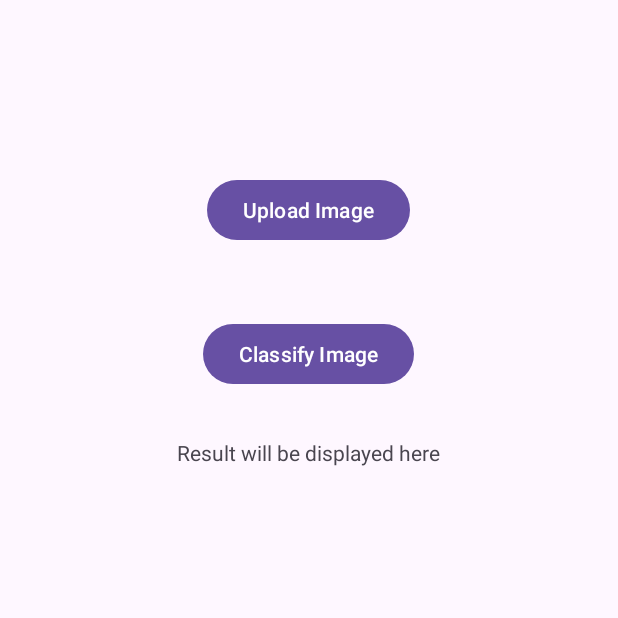
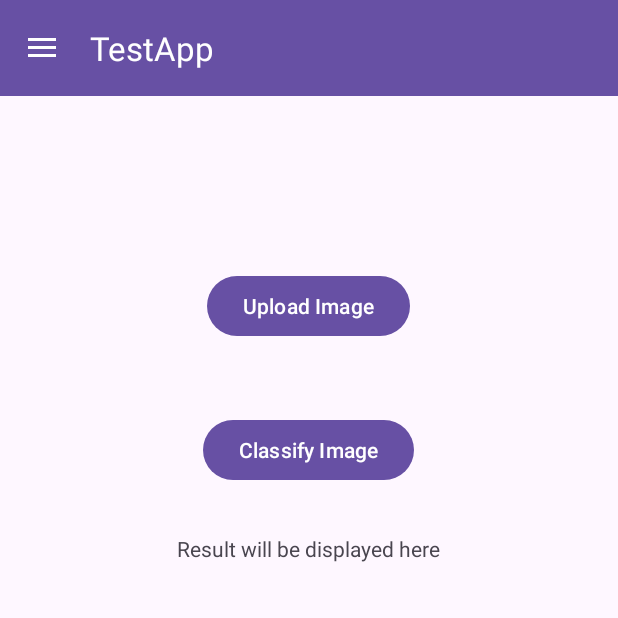
Before and after one commit to aymaanko/Android-Classification-App, an Android app: the MainActivity screen opened directly, with no data from a screen before it, on a phone screen of 412 x 824 dp, the top half of it. Run offline under Robolectric (Android 15) with nearby library versions, the phone set to English and light mode, and no system bars; libraries missing offline, so code that uses them is left out: org.tensorflow.lite; 1 statement that could not run was skipped.

Commit message:
Initial commit with R error issue

```diff
--- a/app/src/main/java/com/example/testapp/MainActivity.java
+++ b/app/src/main/java/com/example/testapp/MainActivity.java
@@ -1,5 +1,6 @@
 package com.example.testapp;
 
+import com.example.testapp.R;
 import android.app.Activity;
 import android.content.Intent;
 import android.content.res.AssetFileDescriptor;
@@ -9,14 +10,21 @@ import android.net.Uri;
 import android.os.Bundle;
 import android.provider.MediaStore;
 import android.util.Log;
+import android.view.MenuItem;
 import android.view.View;
 import android.widget.Button;
 import android.widget.ImageView;
 import android.widget.TextView;
 import android.widget.Toast;
 
+import androidx.annotation.NonNull;
 import androidx.annotation.Nullable;
+import androidx.appcompat.app.ActionBarDrawerToggle;
 import androidx.appcompat.app.AppCompatActivity;
+import androidx.appcompat.widget.Toolbar;
+import androidx.drawerlayout.widget.DrawerLayout;
+
+import com.google.android.material.navigation.NavigationView;
 
 import org.tensorflow.lite.Interpreter;
 
@@ -30,10 +38,13 @@ import java.nio.channels.FileChannel;
 import java.util.ArrayList;
 import java.util.List;
 
-public class MainActivity extends AppCompatActivity {
+
+public class MainActivity extends AppCompatActivity implements NavigationView.OnNavigationItemSelectedListener {
 
     private static final int REQUEST_IMAGE_UPLOAD = 1;
     private static final String TAG = "MainActivity";
+
+    private DrawerLayout drawerLayout;
     private Interpreter interpreter;
     private List<String> labelsList;
     private TextView resultTextView;
@@ -45,16 +56,35 @@ public class MainActivity extends AppCompatActivity {
         super.onCreate(savedInstanceState);
         setContentView(R.layout.activity_main);
 
+        // Set up the Toolbar
+        Toolbar toolbar = findViewById(R.id.toolbar);
+        setSupportActionBar(toolbar);
+
+        // Set up DrawerLayout and NavigationView
+        drawerLayout = findViewById(R.id.drawer_layout); // Ensure this matches the ID in activity_main.xml
+        NavigationView navigationView = findViewById(R.id.navigation_view);
+
+        ActionBarDrawerToggle toggle = new ActionBarDrawerToggle(
+                this, drawerLayout, toolbar,
+                R.string.navigation_drawer_open, R.string.navigation_drawer_close);
+        drawerLayout.addDrawerListener(toggle);
+        toggle.syncState();
+
+        navigationView.setNavigationItemSelectedListener(this);
+
+        // Initialize UI components
         imageView = findViewById(R.id.imageView);
         Button uploadButton = findViewById(R.id.uploadButton);
         Button classifyButton = findViewById(R.id.classifyButton);
         resultTextView = findViewById(R.id.result_text);
 
+        // Upload Image
         uploadButton.setOnClickListener(v -> {
             Intent intent = new Intent(Intent.ACTION_PICK, MediaStore.Images.Media.EXTERNAL_CONTENT_URI);
             startActivityForResult(intent, REQUEST_IMAGE_UPLOAD);
         });
 
+        // Classify Image
         classifyButton.setOnClickListener(v -> {
             if (selectedImage != null) {
                 classifyImage(selectedImage);
@@ -63,6 +93,7 @@ public class MainActivity extends AppCompatActivity {
             }
         });
 
+        // Load TensorFlow Lite model and labels
         try {
             interpreter = new Interpreter(loadModelFile());
             labelsList = loadLabels();
@@ -143,4 +174,42 @@ public class MainActivity extends AppCompatActivity {
             resultTextView.setText("Error during inference: " + e.getMessage());
         }
     }
+
+    @Override
+    public boolean onNavigationItemSelected(@NonNull MenuItem item) {
+        int id = item.getItemId();
+
+        switch (id) {
+            case R.id.nav_profile:
+                Toast.makeText(this, "Profile selected", Toast.LENGTH_SHORT).show();
+                startActivity(new Intent(this, ProfileActivity.class));
+                break;
+
+            case R.id.nav_change_language:
+                Toast.makeText(this, "Change Language selected", Toast.LENGTH_SHORT).show();
+                break;
+
+            case R.id.nav_educational:
+                Toast.makeText(this, "Educational Component selected", Toast.LENGTH_SHORT).show();
+                startActivity(new Intent(this, EducationalActivity.class));
+                break;
+
+            case R.id.nav_support:
+                Toast.makeText(this, "Support selected", Toast.LENGTH_SHORT).show();
+                break;
+
+            case R.id.nav_logout:
+                Toast.makeText(this, "Logout selected", Toast.LENGTH_SHORT).show();
+                startActivity(new Intent(this, LoginActivity.class));
+                finish();
+                break;
+
+            default:
+                Toast.makeText(this, "Unknown item selected", Toast.LENGTH_SHORT).show();
+                break;
+        }
+
+        drawerLayout.closeDrawers();
+        return true;
+    }
 }
--- /dev/null
+++ b/app/src/main/res/drawable/ic_educational.xml
@@ -0,0 +1,9 @@
+<vector xmlns:android="http://schemas.android.com/apk/res/android"
+    android:width="640dp"
+    android:height="512dp"
+    android:viewportWidth="640"
+    android:viewportHeight="512">
+  <path
+      android:fillColor="#FF000000"
+      android:pathData="M337.8,5.4C327,-1.8 313,-1.8 302.2,5.4L166.3,96 48,96C21.5,96 0,117.5 0,144L0,464c0,26.5 21.5,48 48,48l208,0 0,-96c0,-35.3 28.7,-64 64,-64s64,28.7 64,64l0,96 208,0c26.5,0 48,-21.5 48,-48l0,-320c0,-26.5 -21.5,-48 -48,-48L473.7,96 337.8,5.4zM96,192l32,0c8.8,0 16,7.2 16,16l0,64c0,8.8 -7.2,16 -16,16l-32,0c-8.8,0 -16,-7.2 -16,-16l0,-64c0,-8.8 7.2,-16 16,-16zM496,208c0,-8.8 7.2,-16 16,-16l32,0c8.8,0 16,7.2 16,16l0,64c0,8.8 -7.2,16 -16,16l-32,0c-8.8,0 -16,-7.2 -16,-16l0,-64zM96,320l32,0c8.8,0 16,7.2 16,16l0,64c0,8.8 -7.2,16 -16,16l-32,0c-8.8,0 -16,-7.2 -16,-16l0,-64c0,-8.8 7.2,-16 16,-16zM496,336c0,-8.8 7.2,-16 16,-16l32,0c8.8,0 16,7.2 16,16l0,64c0,8.8 -7.2,16 -16,16l-32,0c-8.8,0 -16,-7.2 -16,-16l0,-64zM232,176a88,88 0,1 1,176 0,88 88,0 1,1 -176,0zM320,128c-8.8,0 -16,7.2 -16,16l0,32c0,8.8 7.2,16 16,16l32,0c8.8,0 16,-7.2 16,-16s-7.2,-16 -16,-16l-16,0 0,-16c0,-8.8 -7.2,-16 -16,-16z"/>
+</vector>
--- /dev/null
+++ b/app/src/main/res/drawable/ic_language.xml
@@ -0,0 +1,9 @@
+<vector xmlns:android="http://schemas.android.com/apk/res/android"
+    android:width="640dp"
+    android:height="512dp"
+    android:viewportWidth="640"
+    android:viewportHeight="512">
+  <path
+      android:fillColor="#FF000000"
+      android:pathData="M0,128C0,92.7 28.7,64 64,64l192,0 48,0 16,0 256,0c35.3,0 64,28.7 64,64l0,256c0,35.3 -28.7,64 -64,64l-256,0 -16,0 -48,0L64,448c-35.3,0 -64,-28.7 -64,-64L0,128zM320,128l0,256 256,0 0,-256 -256,0zM178.3,175.9c-3.2,-7.2 -10.4,-11.9 -18.3,-11.9s-15.1,4.7 -18.3,11.9l-64,144c-4.5,10.1 0.1,21.9 10.2,26.4s21.9,-0.1 26.4,-10.2l8.9,-20.1 73.6,0 8.9,20.1c4.5,10.1 16.3,14.6 26.4,10.2s14.6,-16.3 10.2,-26.4l-64,-144zM160,233.2L179,276l-38,0 19,-42.8zM448,164c11,0 20,9 20,20l0,4 44,0 16,0c11,0 20,9 20,20s-9,20 -20,20l-2,0 -1.6,4.5c-8.9,24.4 -22.4,46.6 -39.6,65.4c0.9,0.6 1.8,1.1 2.7,1.6l18.9,11.3c9.5,5.7 12.5,18 6.9,27.4s-18,12.5 -27.4,6.9l-18.9,-11.3c-4.5,-2.7 -8.8,-5.5 -13.1,-8.5c-10.6,7.5 -21.9,14 -34,19.4l-3.6,1.6c-10.1,4.5 -21.9,-0.1 -26.4,-10.2s0.1,-21.9 10.2,-26.4l3.6,-1.6c6.4,-2.9 12.6,-6.1 18.5,-9.8l-12.2,-12.2c-7.8,-7.8 -7.8,-20.5 0,-28.3s20.5,-7.8 28.3,0l14.6,14.6 0.5,0.5c12.4,-13.1 22.5,-28.3 29.8,-45L448,228l-72,0c-11,0 -20,-9 -20,-20s9,-20 20,-20l52,0 0,-4c0,-11 9,-20 20,-20z"/>
+</vector>
--- /dev/null
+++ b/app/src/main/res/drawable/ic_logout.xml
@@ -0,0 +1,9 @@
+<vector xmlns:android="http://schemas.android.com/apk/res/android"
+    android:width="512dp"
+    android:height="512dp"
+    android:viewportWidth="512"
+    android:viewportHeight="512">
+  <path
+      android:fillColor="#FF000000"
+      android:pathData="M377.9,105.9L500.7,228.7c7.2,7.2 11.3,17.1 11.3,27.3s-4.1,20.1 -11.3,27.3L377.9,406.1c-6.4,6.4 -15,9.9 -24,9.9c-18.7,0 -33.9,-15.2 -33.9,-33.9l0,-62.1 -128,0c-17.7,0 -32,-14.3 -32,-32l0,-64c0,-17.7 14.3,-32 32,-32l128,0 0,-62.1c0,-18.7 15.2,-33.9 33.9,-33.9c9,0 17.6,3.6 24,9.9zM160,96L96,96c-17.7,0 -32,14.3 -32,32l0,256c0,17.7 14.3,32 32,32l64,0c17.7,0 32,14.3 32,32s-14.3,32 -32,32l-64,0c-53,0 -96,-43 -96,-96L0,128C0,75 43,32 96,32l64,0c17.7,0 32,14.3 32,32s-14.3,32 -32,32z"/>
+</vector>
--- /dev/null
+++ b/app/src/main/res/drawable/ic_profile.xml
@@ -0,0 +1,9 @@
+<vector xmlns:android="http://schemas.android.com/apk/res/android"
+    android:width="448dp"
+    android:height="512dp"
+    android:viewportWidth="448"
+    android:viewportHeight="512">
+  <path
+      android:fillColor="#FF000000"
+      android:pathData="M224,256A128,128 0,1 0,224 0a128,128 0,1 0,0 256zM178.3,304C79.8,304 0,383.8 0,482.3C0,498.7 13.3,512 29.7,512l388.6,0c16.4,0 29.7,-13.3 29.7,-29.7C448,383.8 368.2,304 269.7,304l-91.4,0z"/>
+</vector>
--- /dev/null
+++ b/app/src/main/res/drawable/ic_support.xml
@@ -0,0 +1,9 @@
+<vector xmlns:android="http://schemas.android.com/apk/res/android"
+    android:width="512dp"
+    android:height="512dp"
+    android:viewportWidth="512"
+    android:viewportHeight="512">
+  <path
+      android:fillColor="#FF000000"
+      android:pathData="M164.9,24.6c-7.7,-18.6 -28,-28.5 -47.4,-23.2l-88,24C12.1,30.2 0,46 0,64C0,311.4 200.6,512 448,512c18,0 33.8,-12.1 38.6,-29.5l24,-88c5.3,-19.4 -4.6,-39.7 -23.2,-47.4l-96,-40c-16.3,-6.8 -35.2,-2.1 -46.3,11.6L304.7,368C234.3,334.7 177.3,277.7 144,207.3L193.3,167c13.7,-11.2 18.4,-30 11.6,-46.3l-40,-96z"/>
+</vector>
--- a/app/src/main/res/layout/activity_main.xml
+++ b/app/src/main/res/layout/activity_main.xml
@@ -1,6 +1,30 @@
-<ScrollView xmlns:android="http://schemas.android.com/apk/res/android"
+<androidx.drawerlayout.widget.DrawerLayout
+    xmlns:android="http://schemas.android.com/apk/res/android"
+    xmlns:app="http://schemas.android.com/apk/res-auto"
     android:layout_width="match_parent"
-    android:layout_height="match_parent">
+    android:layout_height="match_parent"
+    android:id="@+id/drawer_layout">
+
+    <!-- Main Content -->
+    <LinearLayout
+        android:layout_width="match_parent"
+        android:layout_height="match_parent"
+        android:orientation="vertical">
+
+        <!-- Toolbar -->
+        <androidx.appcompat.widget.Toolbar
+            android:id="@+id/toolbar"
+            android:layout_width="match_parent"
+            android:layout_height="wrap_content"
+            android:background="?attr/colorPrimary"
+            android:theme="@style/ThemeOverlay.AppCompat.Dark.ActionBar"
+            android:popupTheme="@style/ThemeOverlay.AppCompat.Light" />
+
+        <!-- Main content area -->
+        <ScrollView
+            android:layout_width="match_parent"
+            android:layout_height="match_parent"
+            android:fillViewport="true">
 
             <LinearLayout
                 android:layout_width="match_parent"
@@ -45,5 +69,15 @@
                     android:gravity="center" />
 
             </LinearLayout>
+        </ScrollView>
+    </LinearLayout>
 
-</ScrollView>
+    <!-- Navigation Drawer -->
+    <com.google.android.material.navigation.NavigationView
+        android:id="@+id/navigation_view"
+        android:layout_width="wrap_content"
+        android:layout_height="match_parent"
+        android:layout_gravity="start"
+        app:menu="@menu/drawer_menu"
+        app:headerLayout="@layout/navigation_header" />
+</androidx.drawerlayout.widget.DrawerLayout>
--- /dev/null
+++ b/app/src/main/res/menu/drawer_menu.xml
@@ -0,0 +1,34 @@
+<?xml version="1.0" encoding="utf-8"?>
+<menu xmlns:android="http://schemas.android.com/apk/res/android">
+
+    <!-- Profile -->
+    <item
+        android:id="@+id/nav_profile"
+        android:icon="@drawable/ic_profile"
+        android:title="@string/nav_profile" />
+
+    <!-- Change Language -->
+    <item
+        android:id="@+id/nav_change_language"
+        android:icon="@drawable/ic_language"
+        android:title="@string/nav_change_language" />
+
+    <!-- Educational Component -->
+    <item
+        android:id="@+id/nav_educational"
+        android:icon="@drawable/ic_educational"
+        android:title="@string/nav_educational" />
+
+    <!-- Support -->
+    <item
+        android:id="@+id/nav_support"
+        android:icon="@drawable/ic_support"
+        android:title="@string/nav_support" />
+
+    <!-- Logout -->
+    <item
+        android:id="@+id/nav_logout"
+        android:icon="@drawable/ic_logout"
+        android:title="@string/nav_logout" />
+
+</menu>
--- a/app/src/main/res/values/colors.xml
+++ b/app/src/main/res/values/colors.xml
@@ -1,5 +1,11 @@
 <?xml version="1.0" encoding="utf-8"?>
 <resources>
+    <!-- Basic Colors -->
     <color name="black">#FF000000</color>
     <color name="white">#FFFFFFFF</color>
+
+    <!-- App Theme Colors -->
+    <color name="colorPrimary">#6200EE</color> <!-- Replace with your desired primary color -->
+    <color name="colorPrimaryDark">#3700B3</color> <!-- Optional: Darker shade for the primary color -->
+    <color name="colorAccent">#03DAC5</color> <!-- Optional: Accent color -->
 </resources>
--- a/app/src/main/res/values/strings.xml
+++ b/app/src/main/res/values/strings.xml
@@ -6,4 +6,18 @@
     <string name="register">Register</string>
     <string name="login">Login</string>
 
+    <!-- Navigation Drawer -->
+    <string name="navigation_drawer_open">Open navigation drawer</string>
+    <string name="navigation_drawer_close">Close navigation drawer</string>
+    <string name="menu_profile">Profile</string>
+    <string name="menu_change_language">Change Language</string>
+    <string name="menu_educational">Educational</string>
+    <string name="menu_support">Support</string>
+    <string name="menu_logout">Logout</string>
+
+    <string name="nav_profile">Profile</string>
+    <string name="nav_change_language">Change Language</string>
+    <string name="nav_educational">Educational</string>
+    <string name="nav_support">Support</string>
+    <string name="nav_logout">Logout</string>
 </resources>
```
Also changed, not shown: app/src/main/java/com/example/testapp/EducationalActivity.java (added, +16 -0 lines), app/src/main/java/com/example/testapp/ProfileActivity.java (added, +16 -0 lines), app/src/main/java/com/example/testapp/SupportActivity.java (added, +16 -0 lines), app/src/main/res/layout/activity_educational.xml (added, +13 -0 lines), app/src/main/res/layout/activity_profile.xml (added, +13 -0 lines), app/src/main/res/layout/activity_support.xml (added, +13 -0 lines), app/src/main/res/layout/drawer_menu.xml (added, +22 -0 lines), app/src/main/res/layout/navigation_header.xml (added, +35 -0 lines). Lines whose indentation alone changed are shown as unchanged.
